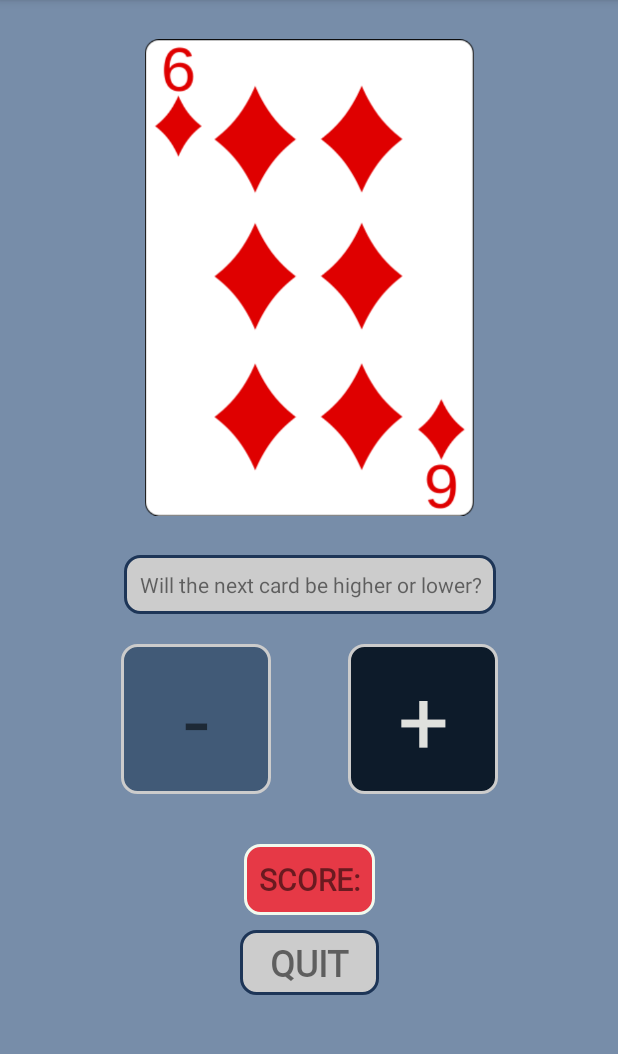
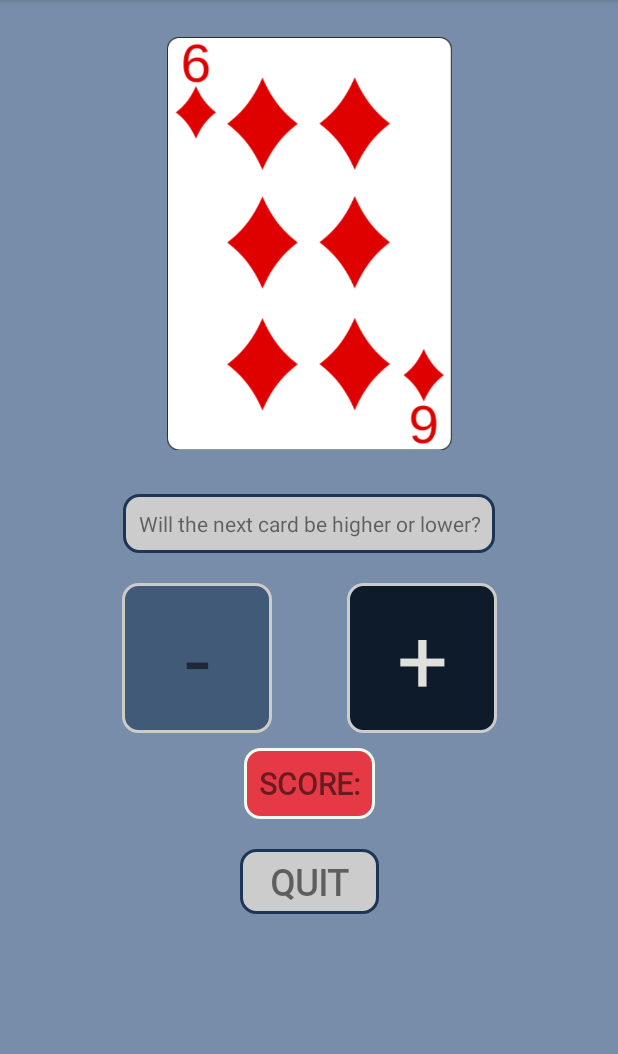
Before and after one commit to braindome/CardGuess, an Android app: the GameActivity screen opened directly, with no data from a screen before it, on a phone screen of 412 x 824 dp, the part 84-1138 px from its top. Run offline under Robolectric (Android 15) with nearby library versions, the phone set to English and light mode, and no system bars.

Commit message:
Fixed layout on different screen resolutions

```diff
--- a/app/src/main/res/layout/activity_game.xml
+++ b/app/src/main/res/layout/activity_game.xml
@@ -7,114 +7,95 @@
     android:background="#778DA9"
     tools:context=".GameActivity">
 
+    <TextView
+        android:id="@+id/gameTextView"
+        android:layout_width="wrap_content"
+        android:layout_height="wrap_content"
+        android:layout_marginTop="10dp"
+        android:background="@drawable/rounded_corner_view"
+        android:gravity="center"
+        android:padding="10dp"
+        android:text="@string/game_desc"
+        android:textAlignment="center"
+        app:layout_constraintEnd_toEndOf="parent"
+        app:layout_constraintStart_toStartOf="parent"
+        app:layout_constraintTop_toBottomOf="@+id/randomCardImgView" />
+
+    <TextView
+        android:id="@+id/quitButtonView"
+        android:layout_width="wrap_content"
+        android:layout_height="wrap_content"
+        android:layout_marginTop="20dp"
+        android:background="@drawable/rounded_corner_view"
+        android:fontFamily="@font/unkempt"
+        android:paddingLeft="20dp"
+        android:paddingTop="5dp"
+        android:paddingRight="20dp"
+        android:paddingBottom="5dp"
+        android:text="QUIT"
+        android:textAlignment="center"
+        android:textSize="24sp"
+        android:textStyle="bold"
+        app:layout_constraintEnd_toEndOf="parent"
+        app:layout_constraintStart_toStartOf="parent"
+        app:layout_constraintTop_toBottomOf="@+id/streakTextView" />
+
     <ImageView
         android:id="@+id/randomCardImgView"
-        android:layout_width="219dp"
-        android:layout_height="350dp"
-        android:layout_marginTop="10dp"
+        android:layout_width="190dp"
+        android:layout_height="314dp"
+        android:layout_marginTop="5dp"
         app:layout_constraintEnd_toEndOf="parent"
         app:layout_constraintStart_toStartOf="parent"
         app:layout_constraintTop_toTopOf="parent" />
 
-    <androidx.constraintlayout.widget.ConstraintLayout
-        android:layout_width="387dp"
+    <TextView
+        android:id="@+id/streakTextView"
+        android:layout_width="wrap_content"
         android:layout_height="wrap_content"
-        android:layout_marginStart="1dp"
-        android:layout_marginEnd="1dp"
-        android:layout_marginBottom="1dp"
-        app:layout_constraintBottom_toBottomOf="parent"
+        android:layout_marginTop="130dp"
+        android:background="@drawable/rounded_corner_red"
+        android:fontFamily="@font/unkempt"
+        android:padding="10dp"
+        android:text="@string/score_counter"
+        android:textAlignment="center"
+        android:textSize="20sp"
+        android:textStyle="bold"
         app:layout_constraintEnd_toEndOf="parent"
         app:layout_constraintStart_toStartOf="parent"
-        app:layout_constraintTop_toBottomOf="@+id/randomCardImgView"
-        app:layout_constraintVertical_bias="0.0">
+        app:layout_constraintTop_toBottomOf="@+id/gameTextView" />
 
-        <TextView
-            android:id="@+id/minusButtonView"
-            android:layout_width="100dp"
-            android:layout_height="100dp"
-            android:layout_marginStart="68dp"
-            android:layout_marginTop="20dp"
-            android:background="@drawable/rounded_corner_light"
-            android:gravity="center"
-            android:text="-"
-            android:textAlignment="center"
-            android:textDirection="locale"
-            android:textSize="60sp"
-            app:layout_constraintStart_toStartOf="parent"
-            app:layout_constraintTop_toBottomOf="@+id/gameTextView" />
+    <TextView
+        android:id="@+id/plusButtonView"
+        android:layout_width="100dp"
+        android:layout_height="100dp"
+        android:layout_marginTop="20dp"
+        android:layout_marginEnd="10dp"
+        android:background="@drawable/rounded_corner_dark"
+        android:gravity="center"
+        android:text="+"
+        android:textAlignment="center"
+        android:textColor="#E0E1DD"
+        android:textSize="60sp"
+        app:layout_constraintEnd_toEndOf="parent"
+        app:layout_constraintHorizontal_bias="0.767"
+        app:layout_constraintStart_toStartOf="parent"
+        app:layout_constraintTop_toBottomOf="@+id/gameTextView" />
 
-        <TextView
-            android:id="@+id/plusButtonView"
-            android:layout_width="100dp"
-            android:layout_height="100dp"
-            android:layout_marginTop="20dp"
-            android:layout_marginEnd="68dp"
-            android:background="@drawable/rounded_corner_dark"
-            android:gravity="center"
-            android:text="+"
-            android:textAlignment="center"
-            android:textColor="#E0E1DD"
-            android:textSize="60sp"
-            app:layout_constraintEnd_toEndOf="parent"
-            app:layout_constraintTop_toBottomOf="@+id/gameTextView" />
+    <TextView
+        android:id="@+id/minusButtonView"
+        android:layout_width="100dp"
+        android:layout_height="100dp"
+        android:layout_marginTop="20dp"
+        android:background="@drawable/rounded_corner_light"
+        android:gravity="center"
+        android:text="-"
+        android:textAlignment="center"
+        android:textDirection="locale"
+        android:textSize="60sp"
+        app:layout_constraintEnd_toEndOf="parent"
+        app:layout_constraintHorizontal_bias="0.26"
+        app:layout_constraintStart_toStartOf="parent"
+        app:layout_constraintTop_toBottomOf="@+id/gameTextView" />
 
-        <TextView
-            android:id="@+id/streakTextView"
-            android:layout_width="wrap_content"
-            android:layout_height="wrap_content"
-            android:layout_marginTop="100dp"
-            android:background="@drawable/rounded_corner_red"
-            android:fontFamily="@font/unkempt"
-            android:padding="10dp"
-            android:text="@string/score_counter"
-            android:textAlignment="center"
-            android:textSize="20sp"
-            android:textStyle="bold"
-            app:layout_constraintBottom_toBottomOf="parent"
-            app:layout_constraintEnd_toEndOf="parent"
-            app:layout_constraintStart_toStartOf="parent"
-            app:layout_constraintTop_toBottomOf="@+id/gameTextView" />
-
-        <TextView
-            android:id="@+id/quitButtonView"
-            android:layout_width="wrap_content"
-            android:layout_height="wrap_content"
-            android:layout_marginTop="10dp"
-            android:background="@drawable/rounded_corner_view"
-            android:fontFamily="@font/unkempt"
-            android:paddingLeft="20dp"
-            android:paddingTop="5dp"
-            android:paddingRight="20dp"
-            android:paddingBottom="5dp"
-            android:text="QUIT"
-            android:textAlignment="center"
-            android:textSize="24sp"
-            android:textStyle="bold"
-            app:layout_constraintBottom_toBottomOf="parent"
-            app:layout_constraintEnd_toEndOf="parent"
-            app:layout_constraintStart_toStartOf="parent"
-            app:layout_constraintTop_toBottomOf="@+id/streakTextView" />
-
-        <TextView
-            android:id="@+id/gameTextView"
-            android:layout_width="wrap_content"
-            android:layout_height="wrap_content"
-            android:layout_marginTop="10dp"
-            android:background="@drawable/rounded_corner_view"
-            android:gravity="center"
-            android:padding="10dp"
-            android:text="@string/game_desc"
-            android:textAlignment="center"
-            app:layout_constraintEnd_toEndOf="parent"
-            app:layout_constraintStart_toStartOf="parent"
-            app:layout_constraintTop_toTopOf="parent" />
-
-        <androidx.constraintlayout.widget.Barrier
-            android:layout_width="wrap_content"
-            android:layout_height="wrap_content"
-            app:barrierDirection="left"
-            tools:layout_editor_absoluteX="190dp"
-            tools:layout_editor_absoluteY="156dp" />
-
-    </androidx.constraintlayout.widget.ConstraintLayout>
 </androidx.constraintlayout.widget.ConstraintLayout>
```
